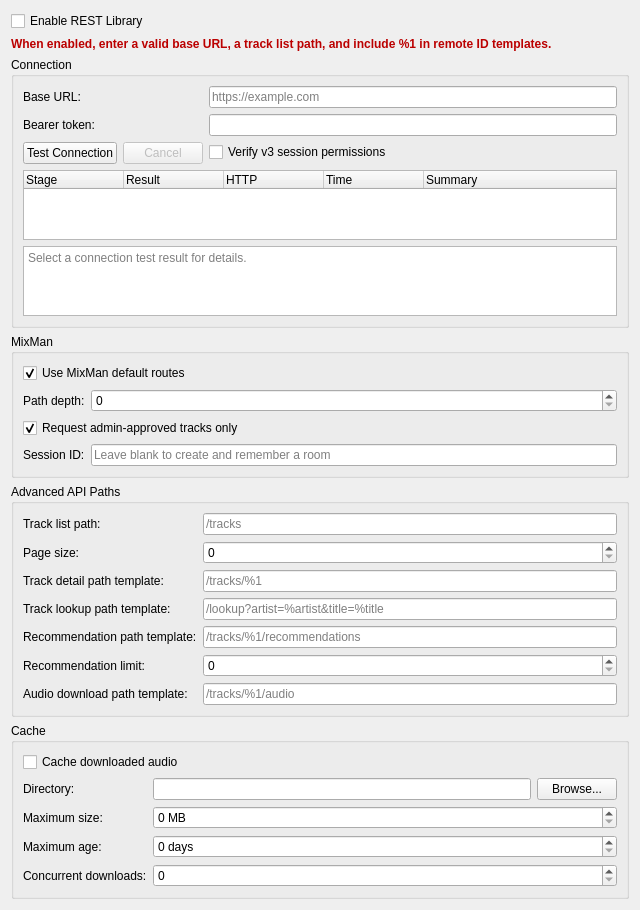
Qt form src/preferences/dialog/dlgprefrestlibrarydlg.ui (Firewolf34/mixxx-mixman-api) before a commit.
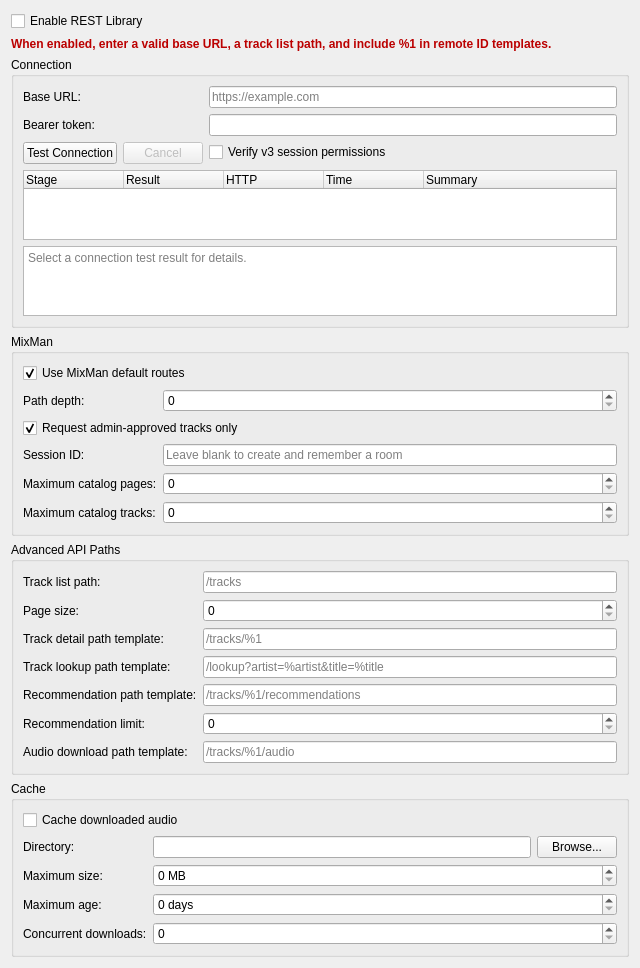
The same form after that commit.

Commit message: fix(rest): bound lazy catalog refreshes

```diff
--- a/src/preferences/dialog/dlgprefrestlibrarydlg.ui
+++ b/src/preferences/dialog/dlgprefrestlibrarydlg.ui
@@ -211,6 +211,32 @@
         </property>
        </widget>
       </item>
+      <item row="4" column="0">
+       <widget class="QLabel" name="labelMaxCatalogPages">
+        <property name="text">
+         <string>Maximum catalog pages:</string>
+        </property>
+        <property name="buddy">
+         <cstring>spinBoxMaxCatalogPages</cstring>
+        </property>
+       </widget>
+      </item>
+      <item row="4" column="1">
+       <widget class="QSpinBox" name="spinBoxMaxCatalogPages"/>
+      </item>
+      <item row="5" column="0">
+       <widget class="QLabel" name="labelMaxCatalogTracks">
+        <property name="text">
+         <string>Maximum catalog tracks:</string>
+        </property>
+        <property name="buddy">
+         <cstring>spinBoxMaxCatalogTracks</cstring>
+        </property>
+       </widget>
+      </item>
+      <item row="5" column="1">
+       <widget class="QSpinBox" name="spinBoxMaxCatalogTracks"/>
+      </item>
      </layout>
     </widget>
    </item>
```
The commit also changes 12 other files.
